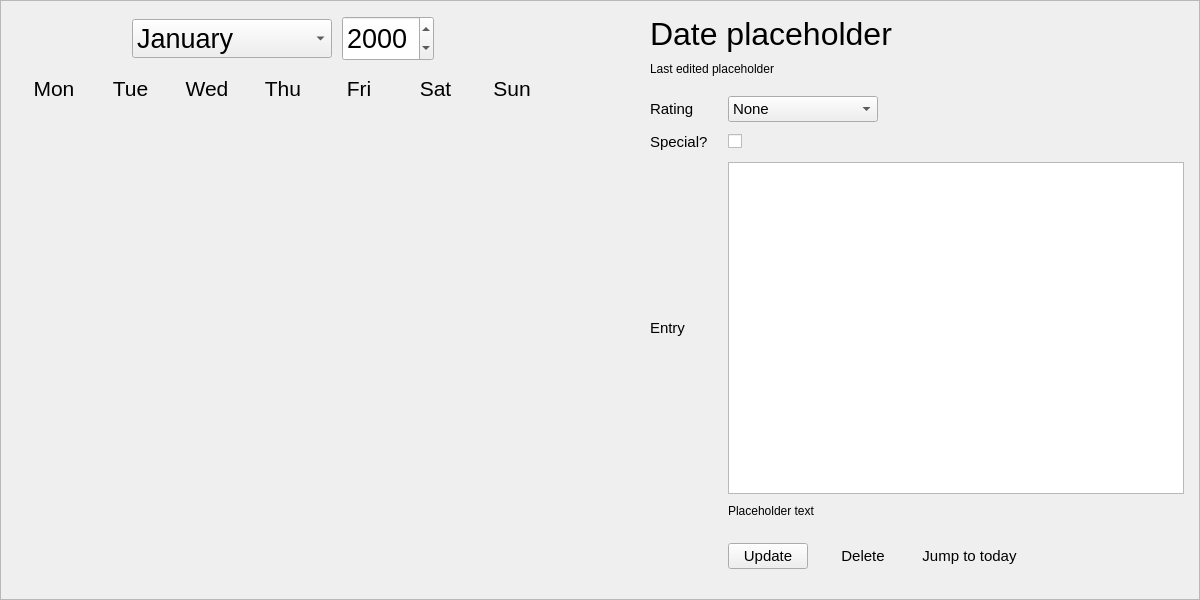
Above: src/gui/diaryeditor.ui from someretical/TheoreticalDiary before the change. Below: the same form after it.
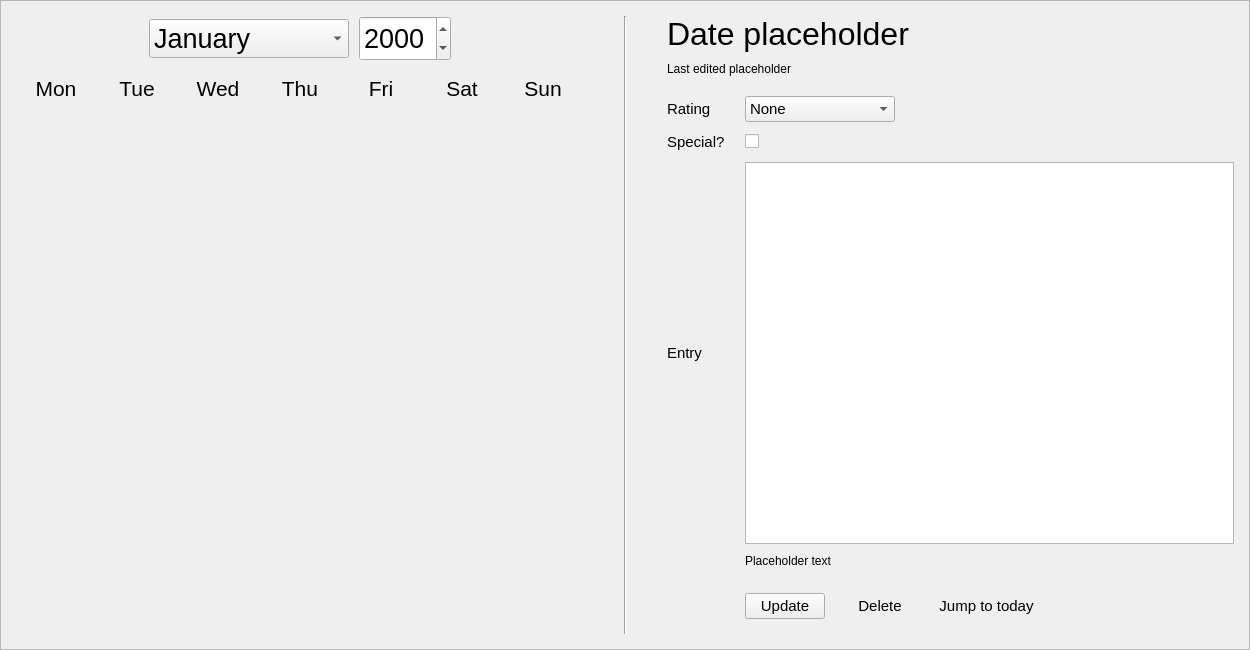
That is the form after the change.

```diff
--- a/src/gui/diaryeditor.ui
+++ b/src/gui/diaryeditor.ui
@@ -6,16 +6,28 @@
    <rect>
     <x>0</x>
     <y>0</y>
-    <width>1200</width>
-    <height>600</height>
+    <width>1250</width>
+    <height>650</height>
    </rect>
   </property>
   <property name="sizePolicy">
-   <sizepolicy hsizetype="Fixed" vsizetype="Fixed">
+   <sizepolicy hsizetype="Expanding" vsizetype="Expanding">
     <horstretch>0</horstretch>
     <verstretch>0</verstretch>
    </sizepolicy>
   </property>
+  <property name="minimumSize">
+   <size>
+    <width>1250</width>
+    <height>650</height>
+   </size>
+  </property>
+  <property name="maximumSize">
+   <size>
+    <width>1250</width>
+    <height>16777215</height>
+   </size>
+  </property>
   <property name="windowTitle">
    <string>Form</string>
   </property>
@@ -38,17 +50,11 @@
    <item row="0" column="0">
     <widget class="QFrame" name="frame">
      <property name="sizePolicy">
-      <sizepolicy hsizetype="Fixed" vsizetype="Fixed">
+      <sizepolicy hsizetype="Expanding" vsizetype="Expanding">
        <horstretch>0</horstretch>
        <verstretch>0</verstretch>
       </sizepolicy>
      </property>
-     <property name="minimumSize">
-      <size>
-       <width>1200</width>
-       <height>600</height>
-      </size>
-     </property>
      <property name="frameShape">
       <enum>QFrame::StyledPanel</enum>
      </property>
@@ -69,7 +75,7 @@
        <number>15</number>
       </property>
       <property name="horizontalSpacing">
-       <number>100</number>
+       <number>40</number>
       </property>
       <property name="verticalSpacing">
        <number>0</number>
@@ -79,94 +85,51 @@
         <property name="bottomMargin">
          <number>0</number>
         </property>
-        <property name="horizontalSpacing">
+        <property name="spacing">
          <number>0</number>
         </property>
-        <property name="verticalSpacing">
-         <number>15</number>
-        </property>
-        <item row="3" column="0">
+        <item row="6" column="0">
          <spacer name="verticalSpacer">
           <property name="orientation">
            <enum>Qt::Vertical</enum>
           </property>
           <property name="sizeHint" stdset="0">
            <size>
-            <width>20</width>
+            <width>15</width>
             <height>0</height>
            </size>
           </property>
          </spacer>
         </item>
-        <item row="1" column="0">
+        <item row="5" column="0">
+         <layout class="QGridLayout" name="dates">
+          <property name="spacing">
+           <number>7</number>
+          </property>
+         </layout>
+        </item>
+        <item row="0" column="0">
+         <spacer name="verticalSpacer_3">
+          <property name="orientation">
+           <enum>Qt::Vertical</enum>
+          </property>
+          <property name="sizeType">
+           <enum>QSizePolicy::Fixed</enum>
+          </property>
+          <property name="sizeHint" stdset="0">
+           <size>
+            <width>15</width>
+            <height>0</height>
+           </size>
+          </property>
+         </spacer>
+        </item>
+        <item row="3" column="0">
          <layout class="QGridLayout" name="gridLayout_6">
           <property name="spacing">
            <number>0</number>
           </property>
-          <item row="0" column="1">
-           <widget class="QLabel" name="label_6">
-            <property name="minimumSize">
-             <size>
-              <width>50</width>
-              <height>0</height>
-             </size>
-            </property>
-            <property name="font">
-             <font>
-              <pointsize>16</pointsize>
-             </font>
-            </property>
-            <property name="text">
-             <string>Tue</string>
-            </property>
-            <property name="alignment">
-             <set>Qt::AlignCenter</set>
-            </property>
-           </widget>
-          </item>
-          <item row="0" column="3">
-           <widget class="QLabel" name="label_4">
-            <property name="minimumSize">
-             <size>
-              <width>50</width>
-              <height>0</height>
-             </size>
-            </property>
-            <property name="font">
-             <font>
-              <pointsize>16</pointsize>
-             </font>
-            </property>
-            <property name="text">
-             <string>Thu</string>
-            </property>
-            <property name="alignment">
-             <set>Qt::AlignCenter</set>
-            </property>
-           </widget>
-          </item>
-          <item row="0" column="5">
-           <widget class="QLabel" name="label_2">
-            <property name="minimumSize">
-             <size>
-              <width>50</width>
-              <height>0</height>
-             </size>
-            </property>
-            <property name="font">
-             <font>
-              <pointsize>16</pointsize>
-             </font>
-            </property>
-            <property name="text">
-             <string>Sat</string>
-            </property>
-            <property name="alignment">
-             <set>Qt::AlignCenter</set>
-            </property>
-           </widget>
-          </item>
-          <item row="0" column="6">
+          <item row="0" column="6" alignment="Qt::AlignHCenter">
            <widget class="QLabel" name="label">
             <property name="minimumSize">
              <size>
@@ -187,7 +150,49 @@
             </property>
            </widget>
           </item>
-          <item row="0" column="2">
+          <item row="0" column="3" alignment="Qt::AlignHCenter">
+           <widget class="QLabel" name="label_4">
+            <property name="minimumSize">
+             <size>
+              <width>50</width>
+              <height>0</height>
+             </size>
+            </property>
+            <property name="font">
+             <font>
+              <pointsize>16</pointsize>
+             </font>
+            </property>
+            <property name="text">
+             <string>Thu</string>
+            </property>
+            <property name="alignment">
+             <set>Qt::AlignCenter</set>
+            </property>
+           </widget>
+          </item>
+          <item row="0" column="1" alignment="Qt::AlignHCenter">
+           <widget class="QLabel" name="label_6">
+            <property name="minimumSize">
+             <size>
+              <width>50</width>
+              <height>0</height>
+             </size>
+            </property>
+            <property name="font">
+             <font>
+              <pointsize>16</pointsize>
+             </font>
+            </property>
+            <property name="text">
+             <string>Tue</string>
+            </property>
+            <property name="alignment">
+             <set>Qt::AlignCenter</set>
+            </property>
+           </widget>
+          </item>
+          <item row="0" column="2" alignment="Qt::AlignHCenter">
            <widget class="QLabel" name="label_5">
             <property name="minimumSize">
              <size>
@@ -208,28 +213,7 @@
             </property>
            </widget>
           </item>
-          <item row="0" column="0">
-           <widget class="QLabel" name="label_7">
-            <property name="minimumSize">
-             <size>
-              <width>50</width>
-              <height>0</height>
-             </size>
-            </property>
-            <property name="font">
-             <font>
-              <pointsize>16</pointsize>
-             </font>
-            </property>
-            <property name="text">
-             <string>Mon</string>
-            </property>
-            <property name="alignment">
-             <set>Qt::AlignCenter</set>
-            </property>
-           </widget>
-          </item>
-          <item row="0" column="4">
+          <item row="0" column="4" alignment="Qt::AlignHCenter">
            <widget class="QLabel" name="label_3">
             <property name="minimumSize">
              <size>
@@ -250,16 +234,67 @@
             </property>
            </widget>
           </item>
+          <item row="0" column="5" alignment="Qt::AlignHCenter">
+           <widget class="QLabel" name="label_2">
+            <property name="minimumSize">
+             <size>
+              <width>50</width>
+              <height>0</height>
+             </size>
+            </property>
+            <property name="font">
+             <font>
+              <pointsize>16</pointsize>
+             </font>
+            </property>
+            <property name="text">
+             <string>Sat</string>
+            </property>
+            <property name="alignment">
+             <set>Qt::AlignCenter</set>
+            </property>
+           </widget>
+          </item>
+          <item row="0" column="0" alignment="Qt::AlignHCenter">
+           <widget class="QLabel" name="label_7">
+            <property name="minimumSize">
+             <size>
+              <width>50</width>
+              <height>0</height>
+             </size>
+            </property>
+            <property name="font">
+             <font>
+              <pointsize>16</pointsize>
+             </font>
+            </property>
+            <property name="text">
+             <string>Mon</string>
+            </property>
+            <property name="alignment">
+             <set>Qt::AlignCenter</set>
+            </property>
+           </widget>
+          </item>
          </layout>
         </item>
         <item row="2" column="0">
-         <layout class="QGridLayout" name="dates">
-          <property name="spacing">
-           <number>5</number>
+         <spacer name="verticalSpacer_4">
+          <property name="orientation">
+           <enum>Qt::Vertical</enum>
           </property>
-         </layout>
+          <property name="sizeType">
+           <enum>QSizePolicy::Fixed</enum>
+          </property>
+          <property name="sizeHint" stdset="0">
+           <size>
+            <width>20</width>
+            <height>15</height>
+           </size>
+          </property>
+         </spacer>
         </item>
-        <item row="0" column="0">
+        <item row="1" column="0">
          <layout class="QGridLayout" name="gridLayout_5">
           <property name="horizontalSpacing">
            <number>10</number>
@@ -483,9 +518,25 @@
           </item>
          </layout>
         </item>
+        <item row="4" column="0">
+         <spacer name="verticalSpacer_5">
+          <property name="orientation">
+           <enum>Qt::Vertical</enum>
+          </property>
+          <property name="sizeType">
+           <enum>QSizePolicy::Fixed</enum>
+          </property>
+          <property name="sizeHint" stdset="0">
+           <size>
+            <width>20</width>
+            <height>10</height>
+           </size>
+          </property>
+         </spacer>
+        </item>
        </layout>
       </item>
-      <item row="0" column="1">
+      <item row="0" column="2">
        <layout class="QGridLayout" name="gridLayout_3">
         <property name="rightMargin">
          <number>0</number>
@@ -831,6 +882,13 @@
         </item>
        </layout>
       </item>
+      <item row="0" column="1">
+       <widget class="Line" name="line">
+        <property name="orientation">
+         <enum>Qt::Vertical</enum>
+        </property>
+       </widget>
+      </item>
      </layout>
     </widget>
    </item>
```
